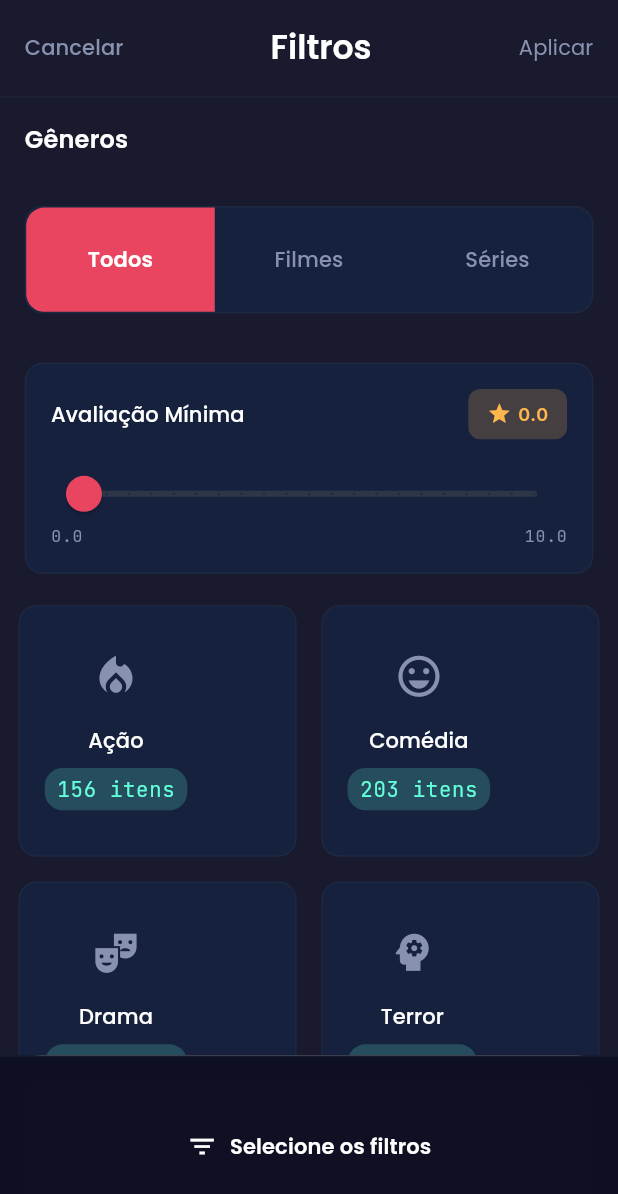
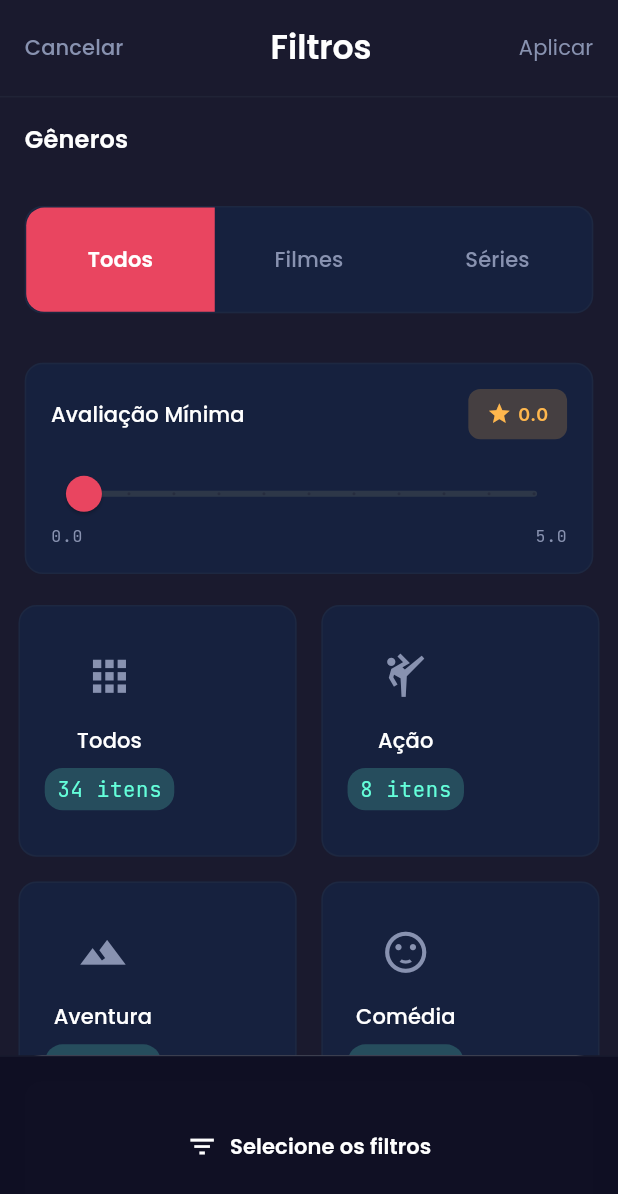
Before and after one commit to frcc24/movie_app, a Flutter app: the screen it shows after launch, after a tap on the "filter list" icon, on a phone screen of 412 x 824 dp. Shown: the top 1194 px of the screen. Run offline on Flutter 3.47's test engine with Material 3 defaults, Android fonts, the phone set to English and light mode, and no system bars; our stand-ins replace cached_network_image, connectivity_plus, dio, flutter_svg, fluttertoast, google_fonts and 1 more; network calls fail.

```diff
--- a/lib/core/api/endpoints.dart
+++ b/lib/core/api/endpoints.dart
@@ -1,5 +1,5 @@
 abstract class Endpoints {
-  static const String _baseUrl = 'http://10.20.30.16:8080';
+  static const String _baseUrl = 'http://10.20.30.6:8080';
 
   static String media() => '$_baseUrl/api/media';
 
--- a/lib/core/api/media.dart
+++ b/lib/core/api/media.dart
@@ -9,7 +9,7 @@ import '../model/page.dart';
 Future<Page<Medium>> getMediaPage({
   int page = 1,
   MediaType? type,
-  String? genre,
+  List<String>? genre,
   int? year,
   int? rating,
 }) async {
@@ -18,7 +18,7 @@ Future<Page<Medium>> getMediaPage({
     queryParameters: {
       'page': page,
       if (type != null) 'type': type.name,
-      if (genre != null) 'genre': genre,
+      if (genre != null && genre.isNotEmpty) ...genre.asMap().map((_, value) => MapEntry('genre', value)),
       if (year != null) 'year': year,
       if (rating != null) 'rating': rating,
     },
--- a/lib/presentation/content_browse_screen/content_browse_screen.dart
+++ b/lib/presentation/content_browse_screen/content_browse_screen.dart
@@ -26,7 +26,7 @@ class _ContentBrowseScreenState extends State<ContentBrowseScreen> with TickerPr
   bool _isLoading = false;
   bool _hasError = false;
   bool _isLoadingMore = false;
-  String _selectedGenre = 'Todos';
+  List<String> _selectedGenre = ['Todos'];
   int _currentPage = 1;
   late int _totalItems;
 
@@ -97,7 +97,7 @@ class _ContentBrowseScreenState extends State<ContentBrowseScreen> with TickerPr
 
       setState(() {
         _allContent = content;
-        _filteredContent = _filterContentByGenre(content, _selectedGenre);
+        _filteredContent = _filterContentByGenre(content, _selectedGenre.first);
         _isLoading = false;
         _currentPage = contentPage.pagination.currentPage;
         _totalItems = contentPage.pagination.totalItems;
@@ -127,14 +127,14 @@ class _ContentBrowseScreenState extends State<ContentBrowseScreen> with TickerPr
     try {
       final newContentPage = await getMediaPage(
         page: _currentPage + 1,
-        genre: _selectedGenre == 'Todos' ? null : _selectedGenre,
+        genre: _selectedGenre.first == 'Todos' ? null : _selectedGenre,
       );
       final newContent = newContentPage.data;
 
       if (!mounted) return;
       setState(() {
         _allContent.addAll(newContent);
-        _filteredContent = _filterContentByGenre(_allContent, _selectedGenre);
+        _filteredContent = _filterContentByGenre(_allContent, _selectedGenre.first);
         _isLoadingMore = false;
         _currentPage++;
         _totalItems = newContentPage.pagination.totalItems;
@@ -173,12 +173,12 @@ class _ContentBrowseScreenState extends State<ContentBrowseScreen> with TickerPr
       _hasError = false;
     });
     try {
-      final contentPage = await getMediaPage(genre: genre == 'Todos' ? null : genre);
+      final contentPage = await getMediaPage(genre: genre == 'Todos' ? null : [genre]);
       final content = contentPage.data;
 
       if (!mounted) return;
       setState(() {
-        _selectedGenre = genre;
+        _selectedGenre = [genre];
         _allContent = content;
         _totalItems = contentPage.pagination.totalItems;
         _filteredContent = _filterContentByGenre(content, genre);
@@ -249,7 +249,7 @@ class _ContentBrowseScreenState extends State<ContentBrowseScreen> with TickerPr
       body: Column(
         children: [
           GenreFilterWidget(
-            selectedGenre: _selectedGenre,
+            selectedGenre: _selectedGenre.first,
             genres: _genres,
             onGenreSelected: _onGenreSelected,
           ),
--- a/lib/presentation/genre_filter_screen/genre_filter_screen.dart
+++ b/lib/presentation/genre_filter_screen/genre_filter_screen.dart
@@ -15,8 +15,7 @@ class GenreFilterScreen extends StatefulWidget {
   State<GenreFilterScreen> createState() => _GenreFilterScreenState();
 }
 
-class _GenreFilterScreenState extends State<GenreFilterScreen>
-    with TickerProviderStateMixin {
+class _GenreFilterScreenState extends State<GenreFilterScreen> with TickerProviderStateMixin {
   late AnimationController _slideController;
   late Animation<Offset> _slideAnimation;
 
@@ -26,78 +25,30 @@ class _GenreFilterScreenState extends State<GenreFilterScreen>
   int resultsCount = 1247;
 
   final List<Map<String, dynamic>> genreList = [
-    {
-      "id": 1,
-      "name": "Ação",
-      "icon": "local_fire_department",
-      "count": 156,
-    },
-    {
-      "id": 2,
-      "name": "Comédia",
-      "icon": "sentiment_very_satisfied",
-      "count": 203,
-    },
-    {
-      "id": 3,
-      "name": "Drama",
-      "icon": "theater_comedy",
-      "count": 189,
-    },
-    {
-      "id": 4,
-      "name": "Terror",
-      "icon": "psychology",
-      "count": 87,
-    },
-    {
-      "id": 5,
-      "name": "Romance",
-      "icon": "favorite",
-      "count": 134,
-    },
-    {
-      "id": 6,
-      "name": "Ficção Científica",
-      "icon": "rocket_launch",
-      "count": 98,
-    },
-    {
-      "id": 7,
-      "name": "Thriller",
-      "icon": "flash_on",
-      "count": 112,
-    },
-    {
-      "id": 8,
-      "name": "Aventura",
-      "icon": "explore",
-      "count": 145,
-    },
-    {
-      "id": 9,
-      "name": "Animação",
-      "icon": "animation",
-      "count": 76,
-    },
-    {
-      "id": 10,
-      "name": "Documentário",
-      "icon": "movie_filter",
-      "count": 89,
-    },
-    {
-      "id": 11,
-      "name": "Fantasia",
-      "icon": "auto_fix_high",
-      "count": 67,
-    },
-    {
-      "id": 12,
-      "name": "Crime",
-      "icon": "gavel",
-      "count": 91,
-    },
+    {'id': 1, 'name': 'Todos', 'count': 34, 'icon': 'apps'},
+    {'id': 2, 'name': 'Ação', 'count': 8, 'icon': 'sports_martial_arts'},
+    {'id': 3, 'name': 'Aventura', 'count': 5, 'icon': 'terrain'},
+    {'id': 4, 'name': 'Comédia', 'count': 1, 'icon': 'sentiment_satisfied'},
+    {'id': 5, 'name': 'Drama', 'count': 20, 'icon': 'theater_comedy'},
+    {'id': 6, 'name': 'Ficção Científica', 'count': 8, 'icon': 'science'},
+    {'id': 7, 'name': 'Terror', 'count': 1, 'icon': 'ghost'},
+    {'id': 8, 'name': 'Romance', 'count': 1, 'icon': 'favorite'},
+    {'id': 9, 'name': 'Thriller', 'count': 0, 'icon': 'psychology'},
+    {'id': 10, 'name': 'Documentário', 'count': 0, 'icon': 'menu_book'},
+    {'id': 11, 'name': 'Animação', 'count': 1, 'icon': 'animation'},
+    {'id': 12, 'name': 'Crime', 'count': 8, 'icon': 'gavel'},
+    {'id': 13, 'name': 'Fantasia', 'count': 4, 'icon': 'auto_awesome'},
+    {'id': 14, 'name': 'Mistério', 'count': 3, 'icon': 'help_outline'},
+    {'id': 15, 'name': 'Guerra', 'count': 0, 'icon': 'military_tech'},
+    {'id': 16, 'name': 'Histórico', 'count': 1, 'icon': 'history_edu'},
+    {'id': 17, 'name': 'Música', 'count': 1, 'icon': 'music_note'},
+    {'id': 18, 'name': 'Família', 'count': 0, 'icon': 'family_restroom'},
+    {'id': 19, 'name': 'Western', 'count': 0, 'icon': 'outdoor_grill'},
+    {'id': 20, 'name': 'Biografia', 'count': 0, 'icon': 'person'},
+    {'id': 21, 'name': 'Suspense', 'count': 6, 'icon': 'visibility'},
+    {'id': 22, 'name': 'Cyberpunk', 'count': 1, 'icon': 'computer'},
+    {'id': 23, 'name': 'Sobrevivência', 'count': 1, 'icon': 'terrain'},
+    {'id': 24, 'name': 'Jovem Adulto', 'count': 1, 'icon': 'school'},
   ];
 
   @override
@@ -187,10 +138,7 @@ class _GenreFilterScreenState extends State<GenreFilterScreen>
     });
   }
 
-  bool get hasActiveFilters =>
-      selectedGenres.isNotEmpty ||
-      selectedContentType != 'Todos' ||
-      selectedRating > 0.0;
+  bool get hasActiveFilters => selectedGenres.isNotEmpty || selectedContentType != 'Todos' || selectedRating > 0.0;
 
   @override
   Widget build(BuildContext context) {
@@ -286,11 +234,8 @@ class _GenreFilterScreenState extends State<GenreFilterScreen>
             child: Text(
               'Aplicar',
               style: AppTheme.darkTheme.textTheme.titleSmall?.copyWith(
-                color: hasActiveFilters
-                    ? AppTheme.accentColor
-                    : AppTheme.mutedText,
-                fontWeight:
-                    hasActiveFilters ? FontWeight.w600 : FontWeight.w400,
+                color: hasActiveFilters ? AppTheme.accentColor : AppTheme.mutedText,
+                fontWeight: hasActiveFilters ? FontWeight.w600 : FontWeight.w400,
               ),
             ),
           ),
@@ -395,9 +340,7 @@ class _GenreFilterScreenState extends State<GenreFilterScreen>
           child: ElevatedButton(
             onPressed: hasActiveFilters ? _applyFilters : null,
             style: ElevatedButton.styleFrom(
-              backgroundColor: hasActiveFilters
-                  ? AppTheme.accentColor
-                  : AppTheme.mutedText.withValues(alpha: 0.3),
+              backgroundColor: hasActiveFilters ? AppTheme.accentColor : AppTheme.mutedText.withValues(alpha: 0.3),
               foregroundColor: AppTheme.contentWhite,
               padding: EdgeInsets.symmetric(vertical: 4.h),
               shape: RoundedRectangleBorder(
@@ -415,9 +358,7 @@ class _GenreFilterScreenState extends State<GenreFilterScreen>
                 ),
                 SizedBox(width: 2.w),
                 Text(
-                  hasActiveFilters
-                      ? 'Aplicar Filtros ($resultsCount resultados)'
-                      : 'Selecione os filtros',
+                  hasActiveFilters ? 'Aplicar Filtros ($resultsCount resultados)' : 'Selecione os filtros',
                   style: AppTheme.darkTheme.textTheme.titleSmall?.copyWith(
                     color: AppTheme.contentWhite,
                     fontWeight: FontWeight.w600,
--- a/lib/presentation/genre_filter_screen/widgets/rating_slider_widget.dart
+++ b/lib/presentation/genre_filter_screen/widgets/rating_slider_widget.dart
@@ -78,8 +78,8 @@ class RatingSliderWidget extends StatelessWidget {
             child: Slider(
               value: currentRating,
               min: 0.0,
-              max: 10.0,
-              divisions: 20,
+              max: 5.0,
+              divisions: 10,
               onChanged: onRatingChanged,
             ),
           ),
@@ -93,7 +93,7 @@ class RatingSliderWidget extends StatelessWidget {
                 ),
               ),
               Text(
-                '10.0',
+                '5.0',
                 style: AppTheme.darkTheme.textTheme.labelSmall?.copyWith(
                   color: AppTheme.mutedText,
                 ),
```
